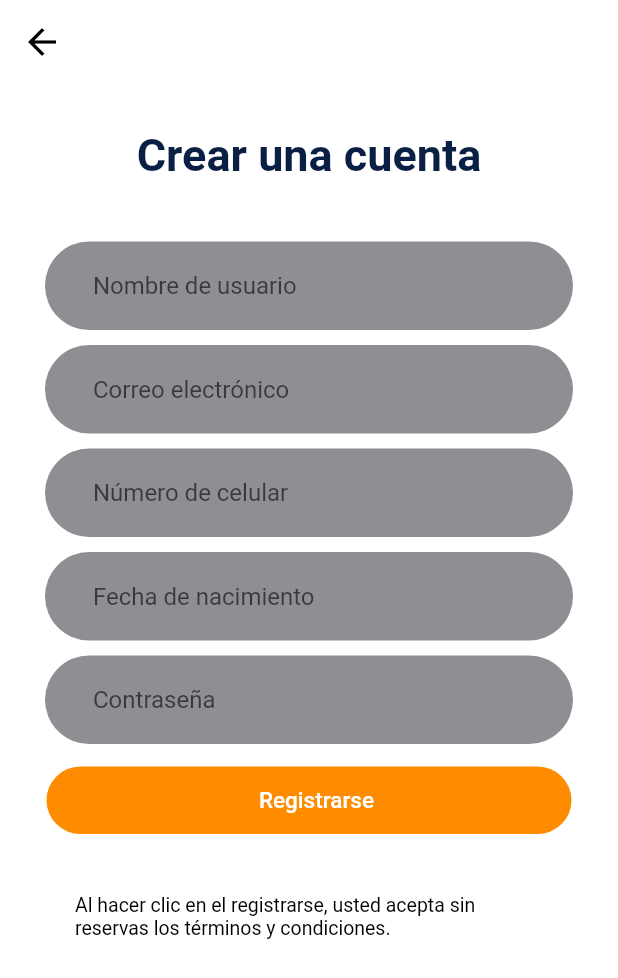
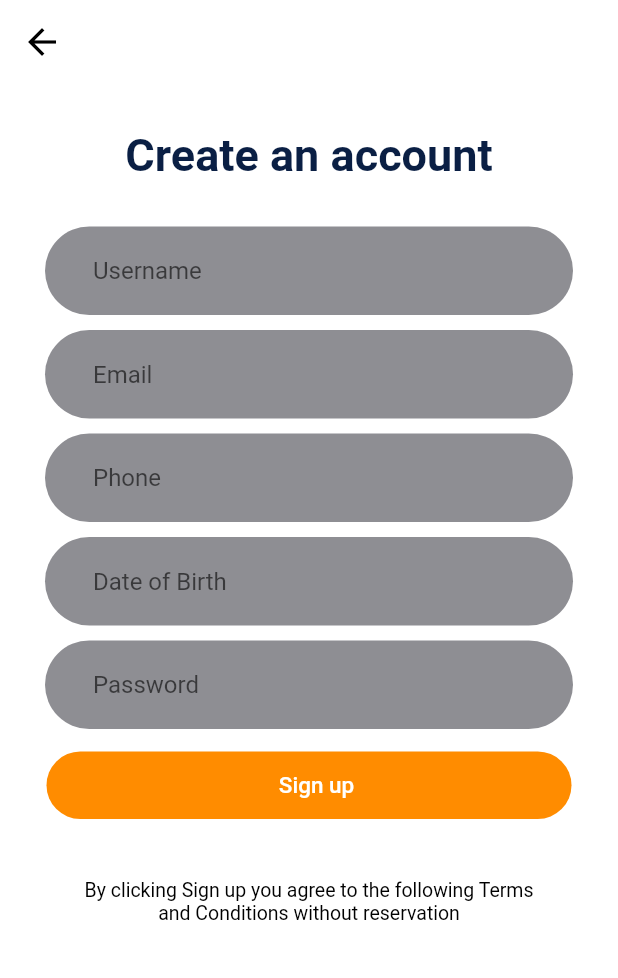
Before and after one commit to crisdevcode/delivery-app, a Flutter app: the SignUpPage screen opened by its route, on a phone screen of 412 x 824 dp. Shown: the top 978 px of the screen. Run offline on Flutter 3.47's test engine with Material 2 defaults, Android fonts, the phone set to English and light mode, and no system bars; our stand-ins replace card_swiper, shared_preferences; accounts and stored records are empty; network calls fail.

Commit message:
add: sign up - iu integration

```diff
--- /dev/null
+++ b/lib/base/Views/base_view.dart
@@ -0,0 +1,15 @@
+import 'package:delivery/base/Views/loading_view.dart';
+import 'package:delivery/features/presentation/StateProviders/error_state_provider.dart';
+import 'package:delivery/features/presentation/StateProviders/loading_state_provider.dart';
+import 'package:flutter/material.dart';
+
+class BaseView {
+  // final MainCoordinator coordinator = MainCoordinator();
+  final Widget loadingView = const LoadingView();
+  final ErrorStateProvider errorStateProvider = ErrorStateProvider();
+}
+
+abstract class BaseViewModel {
+  late LoadingStateProvider loadingState;
+  void initState({required LoadingStateProvider loadingStateProvider});
+}
--- a/lib/base/api_service/app_error.dart
+++ b/lib/base/api_service/app_error.dart
@@ -9,7 +9,7 @@ class Failure {
   Map<String, dynamic> error = {};
 
   @override
-  String toString() => message ?? "";
+  String toString() => message ?? "Hubo un error inesperado";
 
   // Clase con multiples constructores
   Failure.fromMessage({this.message});
--- /dev/null
+++ b/lib/base/constants/local_storage_keys.dart
@@ -0,0 +1,3 @@
+class LocalStorageKeys {
+  static String idToken = "idToken";
+}
--- /dev/null
+++ b/lib/features/presentation/StateProviders/error_state_provider.dart
@@ -0,0 +1,29 @@
+import 'package:delivery/base/api_service/app_error.dart';
+import 'package:delivery/features/presentation/common_widgets/Alerts/error_alert_view.dart';
+import 'package:flutter/material.dart';
+
+abstract class ErrorStateProviderDelegate {
+  void setFailure({required BuildContext context, required Failure value});
+}
+
+class ErrorStateProvider extends ChangeNotifier
+    with ErrorStateProviderDelegate {
+  late Failure _failure;
+
+  @override
+  void setFailure({required BuildContext context, required Failure value}) {
+    _failure = value;
+    _showAlert(context: context, message: _failure.toString());
+
+    notifyListeners();
+  }
+
+  void _showAlert({required BuildContext context, required String message}) {
+    ErrorAlertView.showErrorAlertDialog(
+        context: context,
+        subtitle: message,
+        ctaButtonAction: () {
+          Navigator.pop(context);
+        });
+  }
+}
--- /dev/null
+++ b/lib/features/presentation/StateProviders/loading_state_provider.dart
@@ -0,0 +1,15 @@
+import 'package:flutter/material.dart';
+
+abstract class LoadingStateProviderDelegate {
+  bool isLoading = false;
+  void setLoadingState({required bool isLoading});
+}
+
+class LoadingStateProvider extends ChangeNotifier
+    with LoadingStateProviderDelegate {
+  @override
+  void setLoadingState({required bool isLoading}) {
+    this.isLoading = isLoading;
+    notifyListeners();
+  }
+}
--- /dev/null
+++ b/lib/features/presentation/common_widgets/TexFormFields/custom_text_form_field.dart
@@ -0,0 +1,77 @@
+import 'package:delivery/colors/colors.dart';
+import 'package:delivery/utils/Validators/form_validators.dart';
+import 'package:flutter/material.dart';
+
+abstract class TextFormFieldDelegate {
+  onChanged(
+      {required String newValue,
+      required CustomTextFormFieldType customTextFormFieldType});
+}
+
+enum CustomTextFormFieldType { email, password, phone, username, dateOfBirth }
+
+class CustomTextFormField extends StatelessWidget {
+  final CustomTextFormFieldType textFormFieldType;
+  final String hintext;
+  final TextFormFieldDelegate delegate;
+  final TextEditingController? _controller;
+
+  const CustomTextFormField(
+      {super.key,
+      required this.textFormFieldType,
+      required this.hintext,
+      required this.delegate,
+      TextEditingController? controller})
+      : _controller = controller;
+
+  @override
+  Widget build(BuildContext context) {
+    return Container(
+      margin: const EdgeInsets.only(top: 10.0),
+      padding: const EdgeInsets.only(left: 20.0),
+      decoration: BoxDecoration(
+          color: colorBgInput, borderRadius: BorderRadius.circular(40.0)),
+      child: TextFormField(
+        controller: _controller,
+        keyboardType: getKeyboardType(textFormFieldType: textFormFieldType),
+        obscureText: textFormFieldType == CustomTextFormFieldType.password
+            ? true
+            : false,
+        decoration: InputDecoration(
+            hintText: hintext,
+            border: const OutlineInputBorder(borderSide: BorderSide.none)),
+        onChanged: (newValue) => delegate.onChanged(
+            newValue: newValue, customTextFormFieldType: textFormFieldType),
+        validator: (value) {
+          switch (textFormFieldType) {
+            case CustomTextFormFieldType.email:
+              return EmailFormValidator.validateEmail(email: value ?? '');
+            case CustomTextFormFieldType.password:
+              return PasswordFormValidator.validatePassword(
+                  password: value ?? '');
+            case CustomTextFormFieldType.username:
+              return DefaultFormValidator.validateIsNotEmpty(
+                  value: value ?? '');
+            case CustomTextFormFieldType.phone:
+              return DefaultFormValidator.validateIsNotEmpty(
+                  value: value ?? '');
+          }
+        },
+      ),
+    );
+  }
+
+  TextInputType? getKeyboardType(
+      {required CustomTextFormFieldType textFormFieldType}) {
+    switch (textFormFieldType) {
+      case CustomTextFormFieldType.email:
+        return TextInputType.emailAddress;
+      case CustomTextFormFieldType.password:
+        return TextInputType.visiblePassword;
+      case CustomTextFormFieldType.username:
+        return TextInputType.text;
+      case CustomTextFormFieldType.phone:
+        return TextInputType.phone;
+    }
+  }
+}
--- /dev/null
+++ b/lib/features/presentation/sign_up_page/Model/sign_up_model.dart
@@ -0,0 +1,10 @@
+class SignUpModel {
+  SignUpModel(
+      {this.username, this.email, this.password, this.phone, this.date});
+
+  String? username;
+  String? email;
+  String? password;
+  String? phone;
+  String? date;
+}
--- a/lib/features/presentation/sign_up_page/View/sign_up_page.dart
+++ b/lib/features/presentation/sign_up_page/View/sign_up_page.dart
@@ -1,133 +1,141 @@
+import 'package:delivery/base/Views/base_view.dart';
+import 'package:delivery/features/presentation/StateProviders/loading_state_provider.dart';
 import 'package:delivery/features/presentation/common_widgets/Buttons/rounded_button.dart';
+import 'package:delivery/features/presentation/common_widgets/TexFormFields/custom_text_form_field.dart';
+import 'package:delivery/features/presentation/sign_up_page/ViewModel/sign_up_view_model.dart';
+import 'package:delivery/utils/Helpers/ResultType/ResultType.dart';
 import 'package:flutter/material.dart';
 // Colors
 import 'package:delivery/colors/colors.dart';
 // Common Widgets
 import 'package:delivery/features/presentation/common_widgets/Headers/header_text.dart';
 import 'package:delivery/features/presentation/common_widgets/BackButtons/back_button.dart';
+import 'package:provider/provider.dart';
 
-class SignUpPage extends StatelessWidget {
-  const SignUpPage({super.key});
+class SignUpPage extends StatelessWidget with BaseView {
+  final SignUpViewModel _viewModel;
+
+  SignUpPage({super.key, SignUpViewModel? viewModel})
+      : _viewModel = viewModel ?? DefaultSignUpViewModel();
 
   @override
   Widget build(BuildContext context) {
-    return Scaffold(
+    _viewModel.initState(
+        loadingStateProvider: Provider.of<LoadingStateProvider>(context));
+
+    return _viewModel.loadingState.isLoading
+        ? loadingView
+        : Scaffold(
             appBar: AppBar(
               backgroundColor: Colors.white,
               elevation: 0.0,
               leading: Builder(builder: (BuildContext context) {
                 return backButton(context, Colors.black);
-          })),
-      body: Center(
+              }),
+            ),
+            body: CustomScrollView(
+              slivers: [
+                SliverList(
+                    delegate: SliverChildListDelegate([
+                  Center(
+                      child: Form(
+                    key: _viewModel.formKey,
+                    autovalidateMode: AutovalidateMode.onUserInteraction,
                     child: Container(
                       padding: const EdgeInsets.all(30),
                       child: Column(
-            children: <Widget>[
+                        children: [
                           headerText(
-                  text: 'Crear una cuenta',
+                              text: 'Create an account',
                               color: colorPrimary,
                               fontSize: 30.0),
-              _usernameInput(context),
-              _emailInput(context),
-              _phoneInput(context),
-              _dateOfBirthInput(context),
-              _passwordInput(context),
+                          const SizedBox(height: 20.0),
+                          CustomTextFormField(
+                              textFormFieldType:
+                                  CustomTextFormFieldType.username,
+                              hintext: 'Username',
+                              delegate: _viewModel),
+                          CustomTextFormField(
+                              textFormFieldType: CustomTextFormFieldType.email,
+                              hintext: 'Email',
+                              delegate: _viewModel),
+                          CustomTextFormField(
+                              textFormFieldType: CustomTextFormFieldType.phone,
+                              hintext: 'Phone',
+                              delegate: _viewModel),
+                          GestureDetector(
+                            onTap: () => _selectDate(context),
+                            child: AbsorbPointer(
+                              child: CustomTextFormField(
+                                  textFormFieldType:
+                                      CustomTextFormFieldType.dateOfBirth,
+                                  hintext: 'Date of Birth',
+                                  delegate: _viewModel,
+                                  controller: _viewModel.dateController),
+                            ),
+                          ),
+                          CustomTextFormField(
+                              textFormFieldType:
+                                  CustomTextFormFieldType.password,
+                              hintext: 'Password',
+                              delegate: _viewModel),
                           roundedButton(
-                  labelButton: "Registrarse",
+                              context: context,
                               color: colorOrange,
+                              labelButton: 'Sign up',
                               func: () {
-                    Navigator.pushNamed(context, "tabs");
+                                _ctaTapped(context);
                               }),
                           Container(
                               padding: const EdgeInsets.symmetric(
                                   horizontal: 20.0, vertical: 40.0),
                               child: const Text(
-                    'Al hacer clic en el registrarse, usted acepta sin reservas los términos y condiciones.',
+                                  'By clicking Sign up you agree to the following Terms and Conditions without reservation',
+                                  textAlign: TextAlign.center,
                                   style: TextStyle(
                                       color: Colors.black,
                                       fontWeight: FontWeight.w400,
-                        fontSize: 13.0)),
-              )
+                                      fontSize: 13.0)))
                         ],
                       ),
                     ),
-      ),
-    );
+                  )),
+                ]))
+              ],
+            ));
   }
 }
 
-Widget _usernameInput(BuildContext contex) {
-  return Container(
-    margin: const EdgeInsets.only(top: 40.0),
-    padding: const EdgeInsets.only(left: 20.0),
-    decoration: BoxDecoration(
-        color: colorBgInput, borderRadius: BorderRadius.circular(30.0)),
-    child: const TextField(
-      keyboardType: TextInputType.text,
-      decoration: InputDecoration(
-          hintText: 'Nombre de usuario',
-          border: OutlineInputBorder(borderSide: BorderSide.none)),
-    ),
-  );
+extension UserActions on SignUpPage {
+  void _selectDate(BuildContext context) async {
+    final DateTime? picked = await showDatePicker(
+        context: context,
+        initialDate: _viewModel.selectedDate,
+        firstDate: DateTime(1960, 1),
+        lastDate: DateTime(2100),
+        locale: const Locale('es', ''));
+
+    if (picked != null && picked != _viewModel.selectedDate) {
+      _viewModel.signUpModel?.date =
+          "${picked.toLocal().day}/${picked.toLocal().month}/${picked.toLocal().year}";
+      _viewModel.dateController.text =
+          "${picked.toLocal().day}/${picked.toLocal().month}/${picked.toLocal().year}";
+    }
   }
 
-Widget _emailInput(BuildContext context) {
-  return Container(
-    margin: const EdgeInsets.only(top: 10.0),
-    padding: const EdgeInsets.only(left: 20.0),
-    decoration: BoxDecoration(
-        color: colorBgInput, borderRadius: BorderRadius.circular(30.0)),
-    child: const TextField(
-      keyboardType: TextInputType.emailAddress,
-      decoration: InputDecoration(
-          hintText: 'Correo electrónico',
-          border: OutlineInputBorder(borderSide: BorderSide.none)),
-    ),
-  );
+  void _ctaTapped(BuildContext context) {
+    if (_viewModel.isFormValidate()) {
+      _viewModel.signUp().then((result) {
+        switch (result.status) {
+          case ResultStatus.success:
+            Navigator.pushNamed(context, "tabs");
+            break;
+          case ResultStatus.error:
+            errorStateProvider.setFailure(
+                context: context, value: result.error!);
+            break;
         }
-
-Widget _phoneInput(BuildContext context) {
-  return Container(
-    margin: const EdgeInsets.only(top: 10.0),
-    padding: const EdgeInsets.only(left: 20.0),
-    decoration: BoxDecoration(
-        color: colorBgInput, borderRadius: BorderRadius.circular(30.0)),
-    child: const TextField(
-      keyboardType: TextInputType.phone,
-      decoration: InputDecoration(
-          hintText: 'Número de celular',
-          border: OutlineInputBorder(borderSide: BorderSide.none)),
-    ),
-  );
+      });
     }
-
-Widget _dateOfBirthInput(BuildContext context) {
-  return Container(
-    margin: const EdgeInsets.only(top: 10.0),
-    padding: const EdgeInsets.only(left: 20.0),
-    decoration: BoxDecoration(
-        color: colorBgInput, borderRadius: BorderRadius.circular(30.0)),
-    child: const TextField(
-      keyboardType: TextInputType.datetime,
-      decoration: InputDecoration(
-          hintText: 'Fecha de nacimiento',
-          border: OutlineInputBorder(borderSide: BorderSide.none)),
-    ),
-  );
   }
-
-Widget _passwordInput(BuildContext context) {
-  return Container(
-    margin: const EdgeInsets.only(top: 10.0),
-    padding: const EdgeInsets.only(left: 20.0),
-    decoration: BoxDecoration(
-        color: colorBgInput, borderRadius: BorderRadius.circular(30.0)),
-    child: const TextField(
-      keyboardType: TextInputType.visiblePassword,
-      obscureText: true,
-      decoration: InputDecoration(
-          hintText: 'Contraseña',
-          border: OutlineInputBorder(borderSide: BorderSide.none)),
-    ),
-  );
 }
--- /dev/null
+++ b/lib/features/presentation/sign_up_page/ViewModel/sign_up_view_model.dart
@@ -0,0 +1,100 @@
+import 'package:delivery/base/Views/base_view.dart';
+import 'package:flutter/material.dart';
+import 'package:delivery/base/api_service/app_error.dart';
+import 'package:delivery/base/constants/local_storage_keys.dart';
+import 'package:delivery/features/domain/uses_cases/LocalStorage/local_storage_use_case_parameters.dart';
+import 'package:delivery/features/domain/uses_cases/LocalStorage/save_local_storage_use_case.dart';
+import 'package:delivery/features/domain/uses_cases/auth/sign_up_use_case/sign_up_use_case.dart';
+import 'package:delivery/features/domain/uses_cases/auth/sign_up_use_case/sign_up_use_case_parameters.dart';
+import 'package:delivery/features/presentation/StateProviders/loading_state_provider.dart';
+import 'package:delivery/features/presentation/common_widgets/TexFormFields/custom_text_form_field.dart';
+import 'package:delivery/features/presentation/sign_up_page/Model/sign_up_model.dart';
+import 'package:delivery/utils/Helpers/ResultType/ResultType.dart';
+
+abstract class SignUpViewModelInput {
+  GlobalKey<FormState> formKey = GlobalKey<FormState>();
+  late TextEditingController dateController;
+  late DateTime selectedDate;
+  SignUpModel? signUpModel = SignUpModel();
+  Future<Result<bool, Failure>> signUp();
+  bool isFormValidate();
+}
+
+abstract class SignUpViewModel extends SignUpViewModelInput
+    with TextFormFieldDelegate, BaseViewModel {}
+
+class DefaultSignUpViewModel extends SignUpViewModel {
+  // Dependencias
+  final SignUpUseCase _signUpUseCase;
+  final SaveLocalStorageUseCase _saveLocalStorageUseCase;
+
+  DefaultSignUpViewModel(
+      {SignUpUseCase? signUpUseCase,
+      SaveLocalStorageUseCase? saveLocalStorageUseCase})
+      : _signUpUseCase = signUpUseCase ?? DefaultSignUpUseCase(),
+        _saveLocalStorageUseCase =
+            saveLocalStorageUseCase ?? DefaultSaveLocalStorageUseCase();
+
+  @override
+  void initState({required LoadingStateProvider loadingStateProvider}) {
+    loadingState = loadingStateProvider;
+    dateController = TextEditingController();
+    selectedDate = DateTime.now();
+  }
+
+  @override
+  bool isFormValidate() {
+    return formKey.currentState?.validate() ?? false;
+  }
+
+  @override
+  Future<Result<bool, Failure>> signUp() {
+    loadingState.setLoadingState(isLoading: true);
+
+    return _signUpUseCase
+        .execute(
+            params: SignUpUseCaseParameters(
+                username: signUpModel?.username ?? "",
+                email: signUpModel?.email ?? "",
+                password: signUpModel?.password ?? "",
+                phone: signUpModel?.phone ?? "",
+                date: signUpModel?.date))
+        .then((result) {
+      switch (result.status) {
+        case ResultStatus.success:
+          _saveLocalStorageUseCase.execute(
+              parameters: SaveLocalStorageParameters(
+                  key: LocalStorageKeys.idToken,
+                  value: result.value?.idToken ?? ""));
+          loadingState.setLoadingState(isLoading: false);
+          return const Result.success(true);
+        case ResultStatus.error:
+          loadingState.setLoadingState(isLoading: false);
+          return Result.failure(result.error);
+      }
+    });
+  }
+
+  @override
+  onChanged(
+      {required String newValue,
+      required CustomTextFormFieldType customTextFormFieldType}) {
+    switch (customTextFormFieldType) {
+      case CustomTextFormFieldType.email:
+        signUpModel?.email = newValue;
+        break;
+      case CustomTextFormFieldType.password:
+        signUpModel?.password = newValue;
+        break;
+      case CustomTextFormFieldType.username:
+        signUpModel?.username = newValue;
+        break;
+      case CustomTextFormFieldType.phone:
+        signUpModel?.phone = newValue;
+        break;
+      case CustomTextFormFieldType.dateOfBirth:
+        signUpModel?.date = newValue;
+        break;
+    }
+  }
+}
--- a/lib/main.dart
+++ b/lib/main.dart
@@ -1,10 +1,26 @@
+import 'package:delivery/features/presentation/StateProviders/error_state_provider.dart';
+import 'package:delivery/features/presentation/StateProviders/loading_state_provider.dart';
 import 'package:flutter/material.dart';
 import 'package:flutter/services.dart';
 
 // Routes
 import 'package:delivery/routes/routes.dart';
+import 'package:flutter_localizations/flutter_localizations.dart';
+import 'package:provider/provider.dart';
 
-void main() => runApp(const MyApp());
+void main() => runApp(const AppState());
+
+class AppState extends StatelessWidget {
+  const AppState({Key? key}) : super(key: key);
+
+  @override
+  Widget build(BuildContext context) {
+    return MultiProvider(providers: [
+      ChangeNotifierProvider(create: (_) => ErrorStateProvider()),
+      ChangeNotifierProvider(create: (_) => LoadingStateProvider())
+    ], child: const MyApp());
+  }
+}
 
 class MyApp extends StatelessWidget {
   const MyApp({super.key});
@@ -18,6 +34,15 @@ class MyApp extends StatelessWidget {
         debugShowCheckedModeBanner: false,
         routes: routes,
         initialRoute: 'welcome',
+        localizationsDelegates: const [
+          GlobalMaterialLocalizations.delegate,
+          GlobalWidgetsLocalizations.delegate,
+          GlobalCupertinoLocalizations.delegate,
+        ],
+        supportedLocales: const [
+          Locale('en', ''), // English, no country code
+          Locale('es', ''), // Spanish, no country code
+        ],
         theme: ThemeData(
             scaffoldBackgroundColor: Colors.white,
             appBarTheme: const AppBarTheme(
--- a/lib/routes/routes.dart
+++ b/lib/routes/routes.dart
@@ -17,7 +17,7 @@ final routes = <String, WidgetBuilder>{
   'welcome': (BuildContext context) => const WelcomePage(),
   'login': (BuildContext context) => const LoginPage(),
   'forgot-password': (BuildContext context) => const ForgotPassword(),
-  'sign-up': (BuildContext context) => const SignUpPage(),
+  'sign-up': (BuildContext context) => SignUpPage(),
   'tabs': (BuildContext context) => const TabsPage(),
   'search': (BuildContext context) => const SearchView(),
   'filter': (BuildContext context) => const FilterPage(),
--- a/pubspec.yaml
+++ b/pubspec.yaml
@@ -31,6 +31,8 @@ environment:
 dependencies:
   flutter:
     sdk: flutter
+  flutter_localizations: # Add this line
+    sdk: flutter         # Add this line
 
 
   # The following adds the Cupertino Icons font to your application.
@@ -39,6 +41,7 @@ dependencies:
   card_swiper : ^2.0.1
   http: ^0.13.5
   shared_preferences: ^2.0.15
+  provider: ^6.0.4
 
 dev_dependencies:
   flutter_test:
@@ -80,6 +83,7 @@ flutter:
    - assets/helpicon.png
    - assets/abouticon.png
    - assets/logout.png
+   - assets/error-icon.png
 
   # An image asset can refer to one or more resolution-specific "variants", see
   # https://flutter.dev/assets-and-images/#resolution-aware
```
Also changed, not shown: lib/base/Views/loading_view.dart (added, +24 -0 lines), lib/features/presentation/common_widgets/Alerts/error_alert_view.dart (added, +52 -0 lines), assets/error-icon.png (added), lib/utils/Validators/form_validators.dart (renamed from lib/utils/Validators/FormValidators.dart), pubspec.lock. Lines whose indentation alone changed are shown as unchanged.
